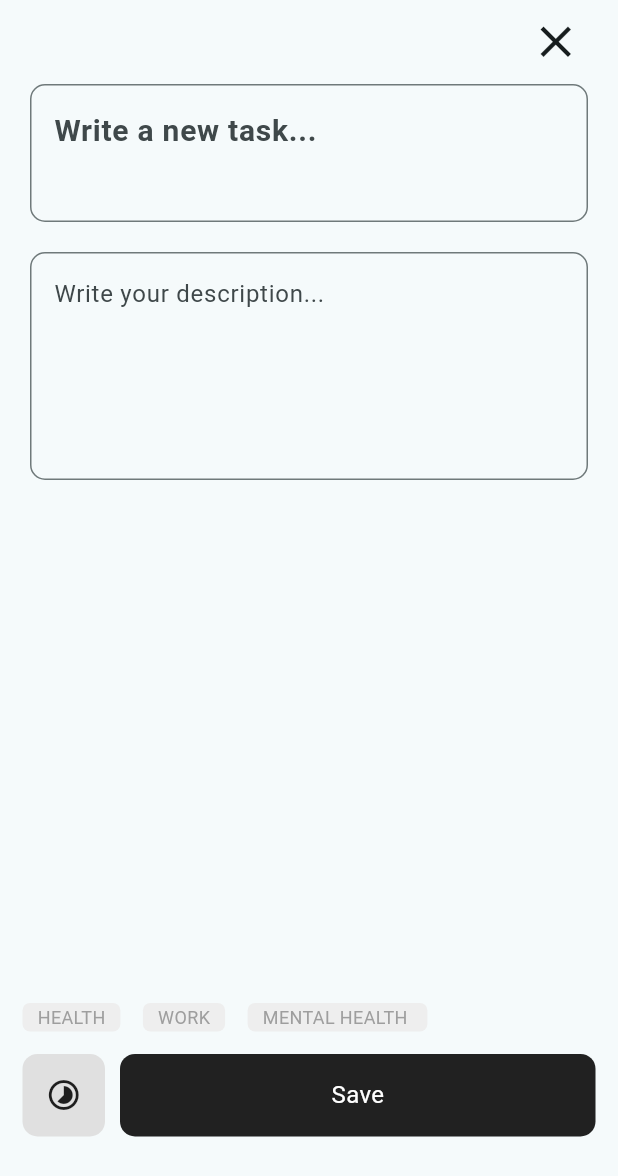
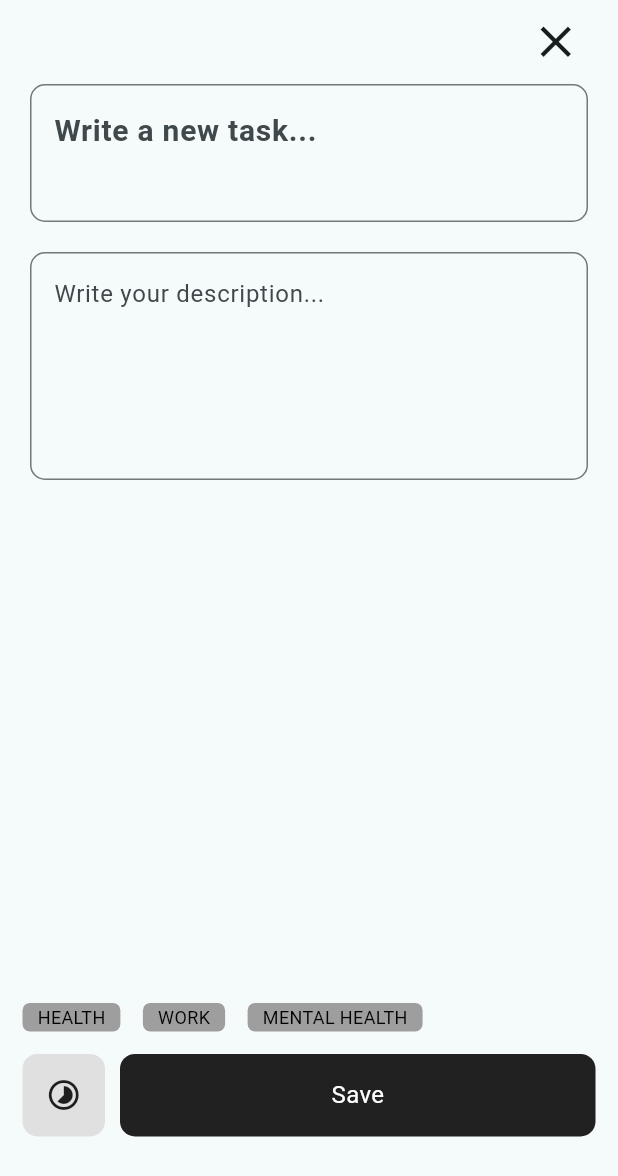
Before and after one commit to SaisagarYT/TODOAPP_FLUTTER, a Flutter app: the Newtask screen opened directly, on a phone screen of 412 x 824 dp. Shown: the top 1176 px of the screen. Run offline on Flutter 3.47's test engine with Material 3 defaults, Android fonts, the phone set to English and light mode, and no system bars; our stand-ins replace bloc, flutter_bloc; network calls fail.

Commit message:
completed-1

```diff
--- a/lib/main.dart
+++ b/lib/main.dart
@@ -1,7 +1,5 @@
 import 'package:flutter/material.dart';
-import 'package:flutter_todo_application_6/screens/CalanderScreen.dart';
 import 'package:flutter_todo_application_6/screens/Homepage.dart';
-import 'package:flutter_todo_application_6/screens/NewTask.dart';
 import 'package:flutter_bloc/flutter_bloc.dart';
 import 'package:flutter_todo_application_6/screens/bloc/task_bloc.dart';
 
--- a/lib/models/Task.dart
+++ b/lib/models/Task.dart
@@ -1,4 +1,3 @@
-import 'package:flutter/foundation.dart';
 
 class Task {
   final String id;
--- a/lib/screens/NewTask.dart
+++ b/lib/screens/NewTask.dart
@@ -14,6 +14,14 @@ class Newtask extends StatefulWidget {
 class _NewtaskState extends State<Newtask> {
   TextEditingController textEditingController1 = TextEditingController();
   TextEditingController textEditingController2 = TextEditingController();
+
+  String tabData = "";
+  void tabDetails(String tab) {
+    setState(() {
+      tabData = tab;
+    });
+  }
+
   @override
   Widget build(BuildContext context) {
     return Scaffold(
@@ -29,12 +37,10 @@ class _NewtaskState extends State<Newtask> {
       body: GestureDetector(
         onTap: () => FocusScope.of(context).unfocus(),
         child: SingleChildScrollView(
-          child: Container(
+          child: SizedBox(
             height: MediaQuery.of(context).size.height * 0.9,
             width: double.maxFinite,
             child: BlocBuilder<TaskBloc, TaskState>(
-              builder: (context, state) {
-                return BlocBuilder<TaskBloc, TaskState>(
               builder: (context, state) {
                 return Column(
                   mainAxisAlignment: MainAxisAlignment.spaceBetween,
@@ -82,9 +88,30 @@ class _NewtaskState extends State<Newtask> {
                         children: [
                           Row(
                             children: [
-                                  TaskTag(name: "HEALTH"),
-                                  TaskTag(name: "WORK"),
-                                  TaskTag(name: "MENTAL HEALTH "),
+                              GestureDetector(
+                                onTap: () => tabDetails("Health"),
+                                child: TaskTag(
+                                  name: "HEALTH",
+                                  isSelected: tabData == "Health",
+                                  selectedColor: Colors.deepPurple,
+                                ),
+                              ),
+                              GestureDetector(
+                                onTap: () => tabDetails("Work"),
+                                child: TaskTag(
+                                  name: "WORK",
+                                  isSelected: tabData == "Work",
+                                  selectedColor: Colors.green,
+                                ),
+                              ),
+                              GestureDetector(
+                                onTap: () => tabDetails("Mental Health"),
+                                child: TaskTag(
+                                  name: "MENTAL HEALTH",
+                                  isSelected: tabData == "Mental Health",
+                                  selectedColor: Colors.pink,
+                                ),
+                              ),
                             ],
                           ),
                           SizedBox(height: 15),
@@ -106,8 +133,7 @@ class _NewtaskState extends State<Newtask> {
                                     Navigator.pushReplacement(
                                       context,
                                       MaterialPageRoute(
-                                            builder:
-                                                (context) => Calanderscreen(),
+                                        builder: (context) => Calanderscreen(),
                                       ),
                                     );
 
@@ -116,16 +142,14 @@ class _NewtaskState extends State<Newtask> {
                                         task: textEditingController1.text,
                                         description:
                                             textEditingController2.text,
-                                            tab: "",
+                                        tab: tabData??"",
                                       ),
                                     );
                                   },
                                   child: Container(
                                     height: 55,
                                     decoration: BoxDecoration(
-                                          borderRadius: BorderRadius.circular(
-                                            10,
-                                          ),
+                                      borderRadius: BorderRadius.circular(10),
                                       color: Colors.black87,
                                     ),
                                     child: Center(
@@ -149,8 +173,6 @@ class _NewtaskState extends State<Newtask> {
                   ],
                 );
               },
-                );
-              },
             ),
           ),
         ),
--- a/lib/screens/bloc/task_event.dart
+++ b/lib/screens/bloc/task_event.dart
@@ -4,6 +4,8 @@ part of 'task_bloc.dart';
 sealed class TaskEvent {}
 
 final class TaskInitialEvent extends TaskEvent {}
+
+final class InitialFetchLoadingEvent extends TaskEvent{}
 
 final class TaskHomepageTaskDisplayEvent extends TaskEvent {}
 
@@ -18,3 +20,13 @@ final class AddDetailsToServerEvent extends TaskEvent {
     required this.tab,
   });
 }
+
+final class RemoveTaskEvent extends TaskEvent {
+  final String taskId;
+  RemoveTaskEvent({required this.taskId});
+}
+
+final class OnClickTaskDescriptionDisplayEvent extends TaskEvent {
+  final String taskId;
+  OnClickTaskDescriptionDisplayEvent({required this.taskId});
+}
--- a/lib/screens/bloc/task_state.dart
+++ b/lib/screens/bloc/task_state.dart
@@ -5,7 +5,14 @@ sealed class TaskState {}
 
 final class TaskInitial extends TaskState {}
 
+final class HomepageLoadingIndicatorState extends TaskState{}
+
 final class HomepageInitialDisplayState extends TaskInitial {
   List<Task> tasks;
   HomepageInitialDisplayState({required this.tasks});
 }
+
+final class DescriptionDisplayState extends TaskInitial {
+  final String description;
+  DescriptionDisplayState({required this.description});
+}
--- a/lib/widgets/customWidgets/TaskTag.dart
+++ b/lib/widgets/customWidgets/TaskTag.dart
@@ -2,7 +2,14 @@ import 'package:flutter/material.dart';
 
 class TaskTag extends StatelessWidget {
   final String name;
-  const TaskTag({super.key, required this.name});
+  final bool isSelected;
+  final Color selectedColor;
+  const TaskTag({
+    super.key,
+    required this.name,
+    required this.isSelected,
+    required this.selectedColor,
+  });
 
   @override
   Widget build(BuildContext context) {
@@ -10,10 +17,16 @@ class TaskTag extends StatelessWidget {
       margin: EdgeInsets.only(right: 15),
       padding: EdgeInsets.only(left: 10, right: 10, top: 1, bottom: 1),
       decoration: BoxDecoration(
-        color: Colors.grey.shade200,
+        color: isSelected ? selectedColor : Colors.grey,
         borderRadius: BorderRadius.circular(5),
       ),
-      child: Text(name, style: TextStyle(color: Colors.grey, fontSize: 12)),
+      child: Text(
+        name,
+        style: TextStyle(
+          color: isSelected ? Colors.white : Colors.black,
+          fontSize: 12,
+        ),
+      ),
     );
   }
 }
```
Also changed, not shown: lib/screens/CalanderScreen.dart (+50 -8 lines), lib/screens/Description.dart (added, +58 -0 lines), lib/screens/Homepage.dart (+91 -30 lines), lib/screens/bloc/task_bloc.dart (+53 -1 lines). Lines whose indentation alone changed are shown as unchanged.
